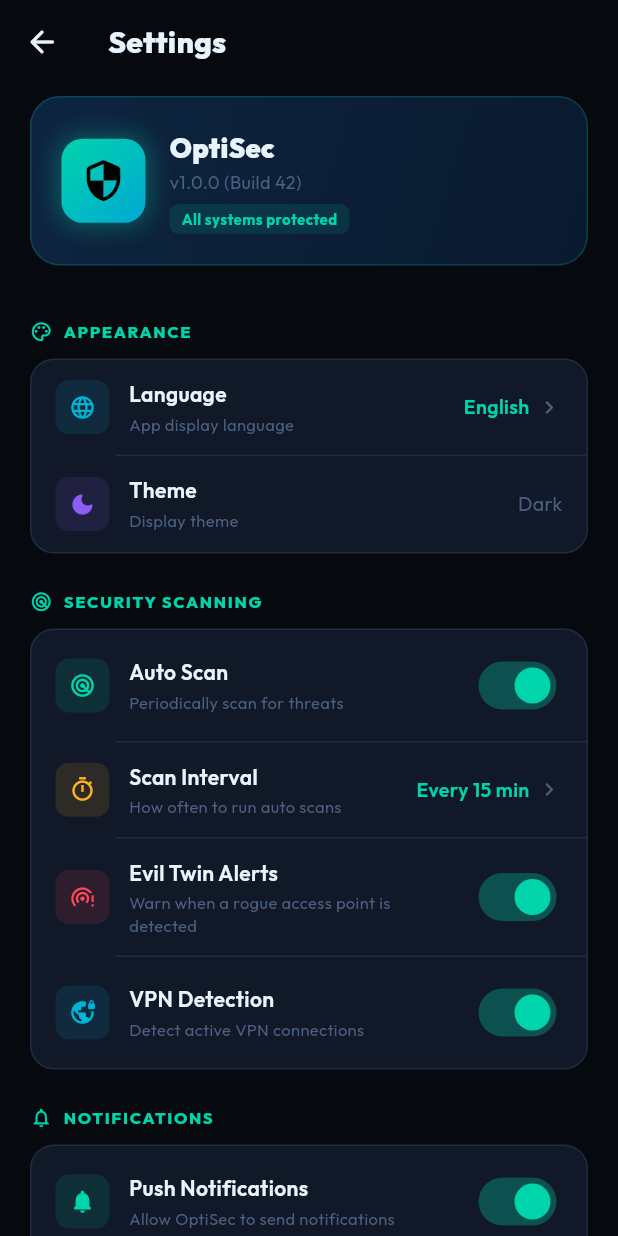
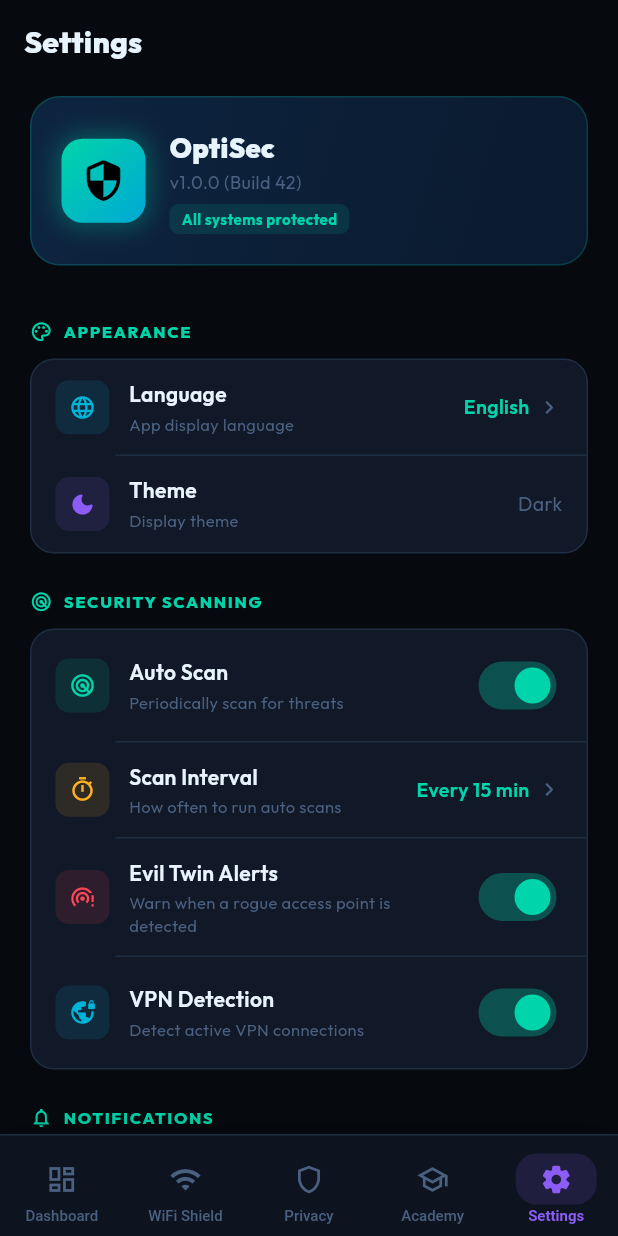
Before and after one commit to OptisecDev/optisec_mobile, a Flutter app: the AppShell screen opened directly, after a tap on the "settings" icon, on a phone screen of 412 x 824 dp. Run offline on Flutter 3.47's test engine with Material 3 defaults, Android fonts, the phone set to English and light mode, and no system bars; drawn by our look-alikes of flutter_animate; our stand-ins replace fl_chart, get, get_storage, google_fonts, permission_handler; missing offline and left inert: network_info_plus, wifi_scan; accounts and stored records are empty.

Commit message:
Add Settings tab to bottom navigation
Settings is now a permanent tab (index 4) instead of a push route.
SettingsController is registered in the home binding so it's available
when the shell mounts. The dashboard AppBar settings icon navigates to
the tab via HomeController.navigateTo(4). Back arrow removed from
Settings SliverAppBar since there's no route to pop as a tab.

Co-Authored-By: Claude Sonnet 4.6 <noreply@anthropic.com>

```diff
--- a/lib/features/dashboard/views/dashboard_view.dart
+++ b/lib/features/dashboard/views/dashboard_view.dart
@@ -3,7 +3,6 @@ import 'package:flutter_animate/flutter_animate.dart';
 import 'package:get/get.dart';
 import '../../../core/theme/app_colors.dart';
 import '../../../features/home/controllers/home_controller.dart';
-import '../../../navigation/app_routes.dart';
 import '../../../shared/models/security_score_model.dart';
 import '../../../shared/widgets/score_ring.dart';
 import '../controllers/dashboard_controller.dart';
@@ -127,7 +126,7 @@ class DashboardView extends GetView<DashboardController> {
         IconButton(
           icon: const Icon(Icons.settings_outlined),
           color: AppColors.textSecondary,
-          onPressed: () => Get.toNamed(AppRoutes.settings),
+          onPressed: () => Get.find<HomeController>().navigateTo(4),
         ),
         const SizedBox(width: 4),
       ],
--- a/lib/features/settings/views/settings_view.dart
+++ b/lib/features/settings/views/settings_view.dart
@@ -93,10 +93,7 @@ class _SettingsAppBar extends StatelessWidget {
       pinned: true,
       backgroundColor: AppColors.background,
       surfaceTintColor: Colors.transparent,
-      leading: IconButton(
-        icon: const Icon(Icons.arrow_back_rounded, color: AppColors.textPrimary),
-        onPressed: Get.back,
-      ),
+      automaticallyImplyLeading: false,
       title: const Text(
         'Settings',
         style: TextStyle(
--- a/lib/navigation/app_pages.dart
+++ b/lib/navigation/app_pages.dart
@@ -44,6 +44,7 @@ class AppPages {
         Get.lazyPut(() => WifiShieldController());
         Get.lazyPut(() => PrivacyGuardController());
         Get.lazyPut(() => CyberAcademyController());
+        Get.lazyPut(() => SettingsController());
       }),
       transition: Transition.fadeIn,
     ),
--- a/lib/shared/widgets/app_shell.dart
+++ b/lib/shared/widgets/app_shell.dart
@@ -5,6 +5,7 @@ import '../../features/cyber_academy/views/cyber_academy_view.dart';
 import '../../features/dashboard/views/dashboard_view.dart';
 import '../../features/home/controllers/home_controller.dart';
 import '../../features/privacy_guard/views/privacy_guard_view.dart';
+import '../../features/settings/views/settings_view.dart';
 import '../../features/wifi_shield/views/wifi_shield_view.dart';
 
 class AppShell extends GetView<HomeController> {
@@ -22,6 +23,7 @@ class AppShell extends GetView<HomeController> {
             WifiShieldView(),
             PrivacyGuardView(),
             CyberAcademyView(),
+            SettingsView(),
           ],
         ),
       ),
@@ -60,6 +62,12 @@ class _ShellNavBar extends StatelessWidget {
       inactiveIcon: Icons.school_outlined,
       label: 'Academy',
       color: AppColors.warning,
+    ),
+    _TabDef(
+      activeIcon: Icons.settings_rounded,
+      inactiveIcon: Icons.settings_outlined,
+      label: 'Settings',
+      color: Color(0xFF8B5CF6),
     ),
   ];
 
```
